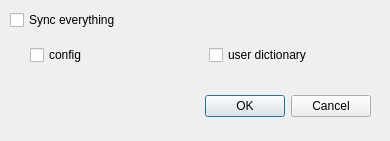
This is src/gui/config_dialog/sync_customize_dialog.ui in niw/mozc as Qt 5 draws it before an edit. The edited form follows.
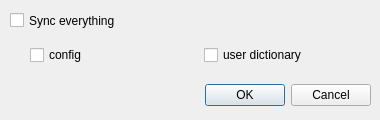
This is the edited form.

The edit to the form file:
```diff
--- a/src/gui/config_dialog/sync_customize_dialog.ui
+++ b/src/gui/config_dialog/sync_customize_dialog.ui
@@ -6,10 +6,22 @@
    <rect>
     <x>0</x>
     <y>0</y>
-    <width>390</width>
-    <height>141</height>
+    <width>380</width>
+    <height>120</height>
    </rect>
   </property>
+  <property name="minimumSize">
+   <size>
+    <width>380</width>
+    <height>120</height>
+   </size>
+  </property>
+  <property name="maximumSize">
+   <size>
+    <width>380</width>
+    <height>120</height>
+   </size>
+  </property>
   <property name="windowTitle">
    <string>Dialog</string>
   </property>
@@ -17,9 +29,9 @@
    <property name="geometry">
     <rect>
      <x>30</x>
-     <y>90</y>
+     <y>80</y>
      <width>341</width>
-     <height>32</height>
+     <height>31</height>
     </rect>
    </property>
    <property name="orientation">
@@ -35,7 +47,7 @@
      <x>10</x>
      <y>10</y>
      <width>361</width>
-     <height>20</height>
+     <height>21</height>
     </rect>
    </property>
    <property name="text">
@@ -47,7 +59,7 @@
     <rect>
      <x>30</x>
      <y>40</y>
-     <width>351</width>
+     <width>341</width>
      <height>31</height>
     </rect>
    </property>
```
